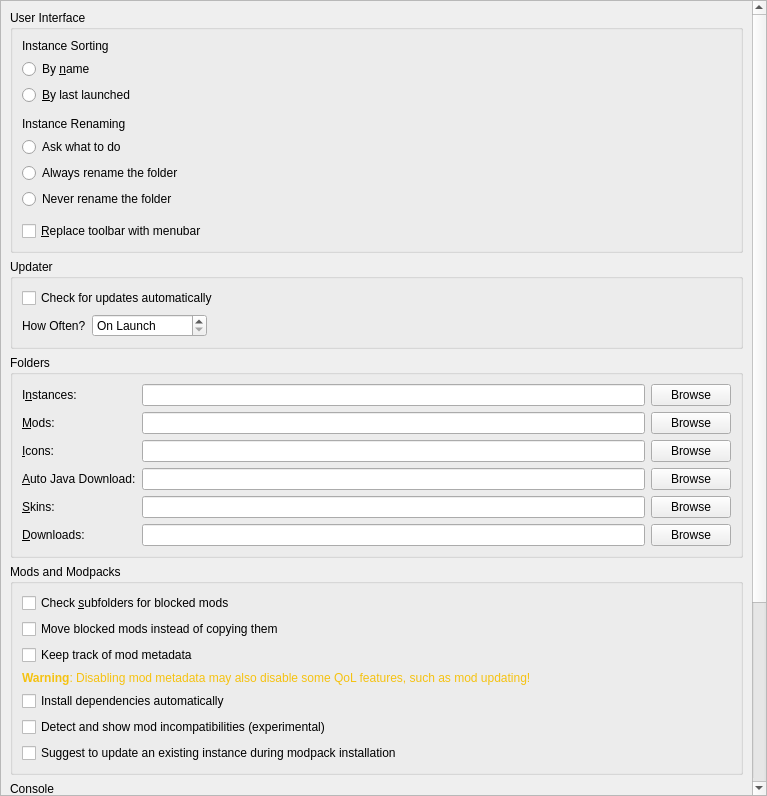
Before: the Qt Designer form launcher/ui/pages/global/LauncherPage.ui in Portal-Launcher/PortalLauncher, drawn with Qt 5.
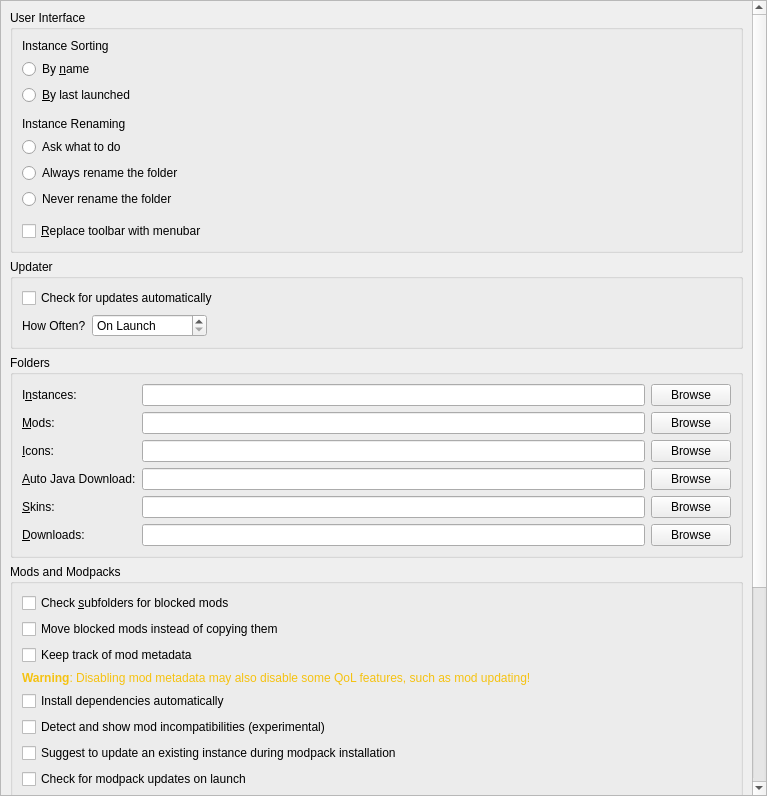
After: the same form once the commit is applied.

Commit message:
Add modpack update badges and a resume button
Instances installed from Modrinth or CurseForge now get checked for new
pack versions a little after startup, like the Modrinth App does. Ones
with an update show a badge, the tooltip names the new version, and the
right click menu gets an Update Pack shortcut. Can be turned off in
Settings > Launcher. The toolbar also gets a resume button that jumps
back into whatever you played last.

What changed in the file:
```diff
--- a/launcher/ui/pages/global/LauncherPage.ui
+++ b/launcher/ui/pages/global/LauncherPage.ui
@@ -441,6 +441,16 @@
             </property>
            </widget>
           </item>
+          <item>
+           <widget class="QCheckBox" name="packUpdatesCheckBox">
+            <property name="toolTip">
+             <string>Check installed Modrinth and CurseForge modpacks for new versions after starting the launcher, and mark instances that have an update.</string>
+            </property>
+            <property name="text">
+             <string>Check for modpack updates on launch</string>
+            </property>
+           </widget>
+          </item>
          </layout>
         </widget>
        </item>
```
Left out of the diff: 1 changed line with no effect on the pictures. The commit also changes 11 other files.
